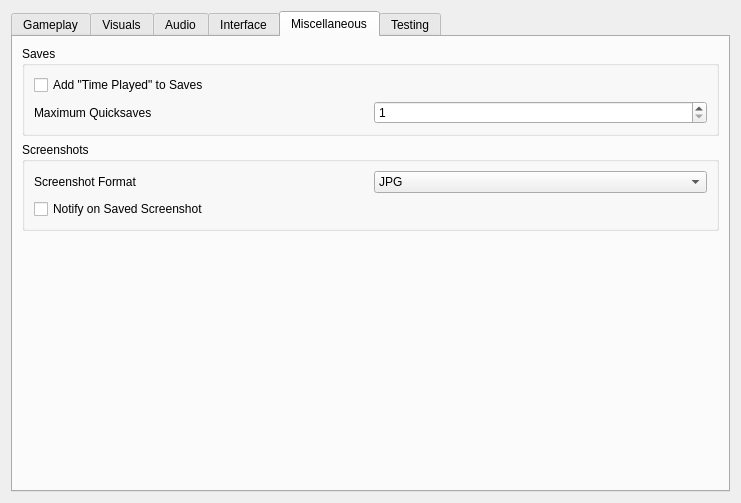
This is apps/launcher/ui/settingspage.ui in sunhawken/openmw as Qt 5 draws it before an edit. The edited form follows.
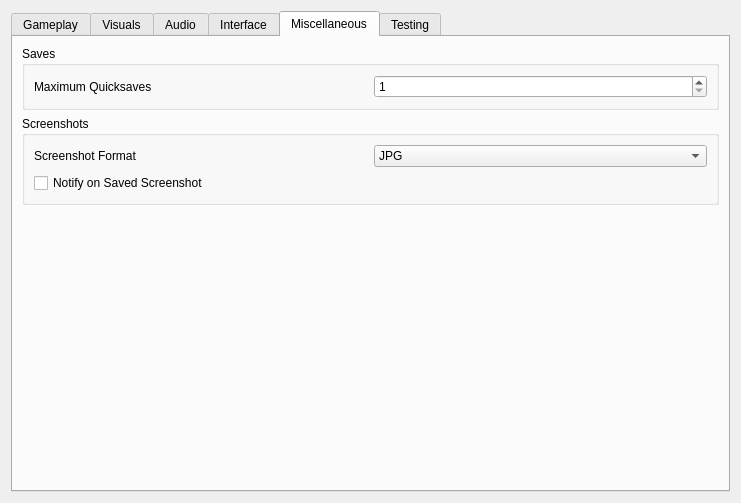
This is the edited form. The open tabs and pages were chosen to show the change.

Commit message: Remove time played setting

Diff of the .ui file:
```diff
--- a/apps/launcher/ui/settingspage.ui
+++ b/apps/launcher/ui/settingspage.ui
@@ -1430,16 +1430,6 @@
           <string>Saves</string>
          </property>
          <layout class="QVBoxLayout" name="savesGroupVerticalLayout">
-          <item>
-           <widget class="QCheckBox" name="timePlayedCheckbox">
-            <property name="toolTip">
-             <string>&lt;html&gt;&lt;head/&gt;&lt;body&gt;&lt;p&gt;This setting determines whether the amount of the time the player has spent playing will be displayed for each saved game in the Load menu.&lt;/p&gt;&lt;/body&gt;&lt;/html&gt;</string>
-            </property>
-            <property name="text">
-             <string>Add &quot;Time Played&quot; to Saves</string>
-            </property>
-           </widget>
-          </item>
           <item>
            <layout class="QHBoxLayout" name="maximumQuicksavesLayout">
             <item>
```
The commit also changes 10 other files.
